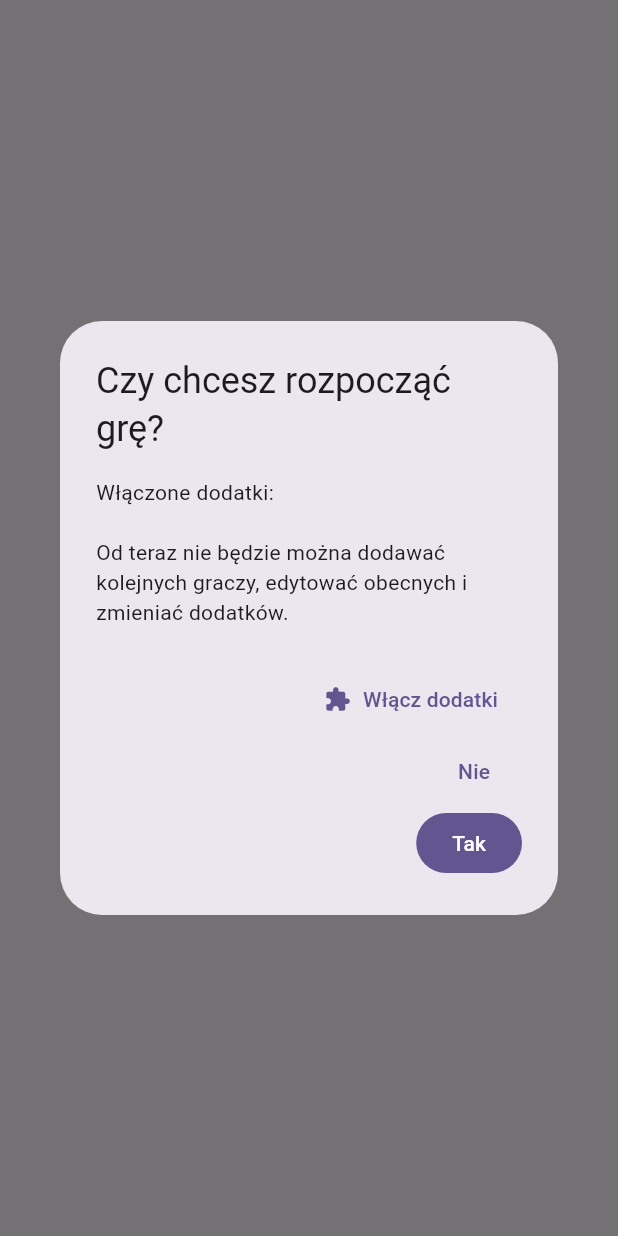
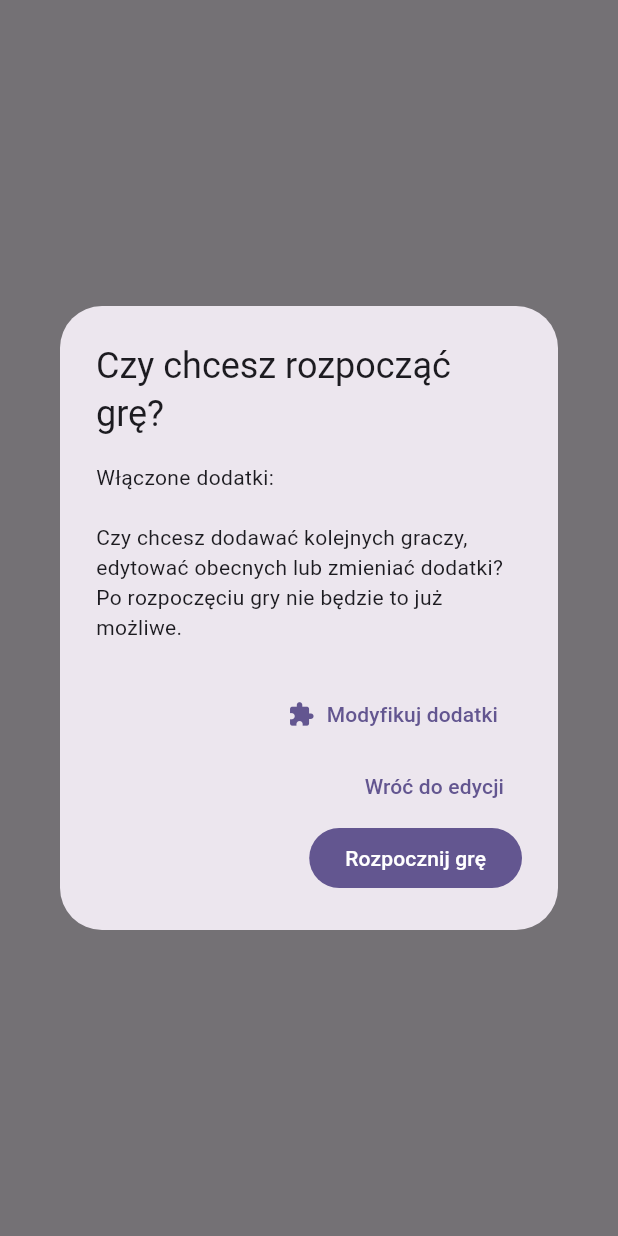
Before and after one commit to WGFizban/CC_NEW, a Flutter app: what askStartGame() shows on an empty page, opened directly with empty values, on a phone screen of 412 x 824 dp. Run offline on Flutter 3.47's test engine with Material 3 defaults, Android fonts, the phone set to English and light mode, and no system bars; our stand-ins replace flutter_colorpicker, flutter_svg, shared_preferences, wakelock_plus; accounts and stored records are empty; generated files the repository leaves out were written again.

Commit message:
Podsumowanie: wyróżnienie najlepszych i surowce osobno; nowy tekst okna startu
Co-Authored-By: Claude Sonnet 5.5 <noreply@anthropic.com>
Claude-Session: https://claude.ai/code/session_01P2QWxkXWwGKiSLABjDzL2r

```diff
--- a/lib/l10n/app_en.arb
+++ b/lib/l10n/app_en.arb
@@ -224,7 +224,7 @@
   "noPlayersHint": "No players — add one with the button",
   "startGame": "Start game",
   "startGameQuestion": "Do you want to start the game?",
-  "startGameBody": "Enabled expansions: {expansions}\n\nFrom now on you will not be able to add players, edit the existing ones or change expansions.",
+  "startGameBody": "Enabled expansions: {expansions}\n\nDo you want to add more players, edit the existing ones or change expansions? Once the game starts this will no longer be possible.",
   "noneCap": "None",
   "yes": "Yes",
   "no": "No",
@@ -252,5 +252,7 @@
   "rulesGold": "• Gold: 16 bars. For a completed feature the bars on its tiles go to the player with the majority (not to farmers).\n• At the end of the game a bar is worth: 1–3 bars 1 pt each, 4–6 2 pts, 7–9 3 pts, 10+ 4 pts.",
   "gameStartedTitle": "The game has started!",
   "noPlayersHint2": "To edit a player, press and hold their row.",
-  "summaryTitle": "Summary"
+  "summaryTitle": "Summary",
+  "modifyExpansions": "Modify expansions",
+  "backToEdit": "Back to editing"
 }
--- a/lib/l10n/app_pl.arb
+++ b/lib/l10n/app_pl.arb
@@ -702,11 +702,11 @@
   "noPlayersHint": "Brak graczy — dodaj nowego przyciskiem",
   "startGame": "Rozpocznij grę",
   "startGameQuestion": "Czy chcesz rozpocząć grę?",
-  "startGameBody": "Włączone dodatki: {expansions}\n\nOd teraz nie będzie można dodawać kolejnych graczy, edytować obecnych i zmieniać dodatków.",
+  "startGameBody": "Włączone dodatki: {expansions}\n\nCzy chcesz dodawać kolejnych graczy, edytować obecnych lub zmieniać dodatki? Po rozpoczęciu gry nie będzie to już możliwe.",
   "@startGameBody": {
     "placeholders": {
       "expansions": {
-        "type": "String"
+        "type": "int"
       }
     }
   },
@@ -737,5 +737,7 @@
   "rulesGold": "• Złoto: 16 sztabek. Za ukończoną budowlę sztabki z jej płytek dostaje gracz z przewagą (rolnicy nie).\n• Na koniec gry sztabka jest warta: 1–3 sztabki po 1 pkt, 4–6 po 2, 7–9 po 3, od 10 po 4.",
   "gameStartedTitle": "Gra została rozpoczęta!",
   "noPlayersHint2": "Jeśli chcesz edytować gracza, przytrzymaj wiersz z jego imieniem.",
-  "summaryTitle": "Podsumowanie"
+  "summaryTitle": "Podsumowanie",
+  "modifyExpansions": "Modyfikuj dodatki",
+  "backToEdit": "Wróć do edycji"
 }
--- a/lib/widgets/game_dialogs.dart
+++ b/lib/widgets/game_dialogs.dart
@@ -95,15 +95,15 @@ Future<StartChoice> askStartGame(
         TextButton.icon(
           onPressed: () => Navigator.pop(ctx, StartChoice.expansions),
           icon: const Icon(Icons.extension),
-          label: Text(l.enableExpansions),
+          label: Text(l.modifyExpansions),
         ),
         TextButton(
           onPressed: () => Navigator.pop(ctx, StartChoice.cancel),
-          child: Text(l.no),
+          child: Text(l.backToEdit),
         ),
         FilledButton(
           onPressed: () => Navigator.pop(ctx, StartChoice.start),
-          child: Text(l.yes),
+          child: Text(l.startGame),
         ),
       ],
     ),
```
Also changed, not shown: lib/screens/summary_screen.dart (+59 -14 lines).
